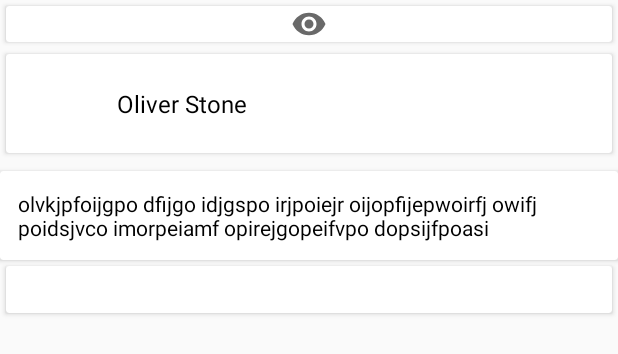
After one commit to jekos911/dddWatcher, an Android app: the layout shot_detail_fragment.xml on its own in the app's theme, with its tools: preview values and no code run, on a phone screen of 412 x 824 dp. The commit adds this screen. Shown: the top 354 px of the screen. Run offline under Robolectric (Android 15) with nearby library versions, the phone set to English and light mode, and no system bars.

Commit message:
detailed shot fragment

```diff
--- a/app/src/main/AndroidManifest.xml
+++ b/app/src/main/AndroidManifest.xml
@@ -18,7 +18,7 @@
                 <category android:name="android.intent.category.LAUNCHER" />
             </intent-filter>
         </activity>
-        <activity android:name=".ui.ShotActivity"/>
+        <activity android:name=".ui.activities.ShotActivity"/>
     </application>
 
 </manifest>
--- a/app/src/main/java/com/jekos/dddwatcher/api/interfaces/DribbbleShotsInterface.java
+++ b/app/src/main/java/com/jekos/dddwatcher/api/interfaces/DribbbleShotsInterface.java
@@ -6,6 +6,7 @@ import java.util.List;
 
 import retrofit2.Call;
 import retrofit2.http.GET;
+import retrofit2.http.Path;
 import retrofit2.http.Query;
 
 /**
@@ -15,4 +16,7 @@ import retrofit2.http.Query;
 public interface DribbbleShotsInterface {
     @GET("shots")
     Call<List<Shot>> getShots(@Query("access_token") String key, @Query("page") int page);
+
+    @GET("shots/{id}/")
+    Call<Shot> getShot (@Path("id") int id,@Query("access_token") String key);
 }
--- a/app/src/main/java/com/jekos/dddwatcher/generator/TextViewTagGenerator.java
+++ b/app/src/main/java/com/jekos/dddwatcher/generator/TextViewTagGenerator.java
@@ -1,6 +1,7 @@
 package com.jekos.dddwatcher.generator;
 
 import android.content.Context;
+import android.view.LayoutInflater;
 import android.widget.TextView;
 
 import com.jekos.dddwatcher.R;
@@ -11,9 +12,9 @@ import com.jekos.dddwatcher.R;
 
 public class TextViewTagGenerator {
 
-    public static TextView getTextViewTag(Context context, String text)
+    public static TextView getTextViewTag(LayoutInflater layoutInflater, Context context, String text)
     {
-        TextView textView = new TextView(context);
+        TextView textView = (TextView) layoutInflater.inflate(R.layout.textviewtag,null,false);
         textView.setBackgroundColor(context.getResources().getColor(R.color.colorAccent));
         textView.setText(text);
         return  textView;
--- a/app/src/main/java/com/jekos/dddwatcher/recyclerutil/ShotsViewHolder.java
+++ b/app/src/main/java/com/jekos/dddwatcher/recyclerutil/ShotsViewHolder.java
@@ -4,8 +4,6 @@ import android.support.v7.widget.RecyclerView;
 import android.util.Log;
 import android.view.View;
 import android.widget.ImageView;
-import android.widget.LinearLayout;
-import android.widget.ProgressBar;
 import android.widget.TextView;
 
 
--- a/app/src/main/java/com/jekos/dddwatcher/ui/ShotActivity.java
+++ b/app/src/main/java/com/jekos/dddwatcher/ui/activities/ShotActivity.java
@@ -1,4 +1,4 @@
-package com.jekos.dddwatcher.ui;
+package com.jekos.dddwatcher.ui.activities;
 
 import android.content.Context;
 import android.content.Intent;
@@ -29,4 +29,6 @@ public class ShotActivity extends AppCompatActivity {
         intent.putExtra(ARGUMENT_URL,url);
         return intent;
     }
+
+
 }
--- a/app/src/main/java/com/jekos/dddwatcher/ui/ShotsFragment.java
+++ b/app/src/main/java/com/jekos/dddwatcher/ui/fragments/ShotsFragment.java
@@ -1,4 +1,4 @@
-package com.jekos.dddwatcher.ui;
+package com.jekos.dddwatcher.ui.fragments;
 
 import android.os.Bundle;
 import android.support.annotation.Nullable;
@@ -10,14 +10,12 @@ import android.util.Log;
 import android.view.LayoutInflater;
 import android.view.View;
 import android.view.ViewGroup;
-import android.widget.LinearLayout;
 import android.widget.ProgressBar;
 
 import com.jekos.dddwatcher.BuildConfig;
 import com.jekos.dddwatcher.R;
 import com.jekos.dddwatcher.api.interfaces.DribbbleShotsInterface;
 import com.jekos.dddwatcher.api.servicegenerators.MyShotsServiceGenerator;
-import com.jekos.dddwatcher.generator.TextViewTagGenerator;
 import com.jekos.dddwatcher.models.Shot;
 
 import com.jekos.dddwatcher.recyclerutil.PaginationScrollListner;
@@ -60,6 +58,7 @@ public class ShotsFragment extends Fragment {
     public View onCreateView(LayoutInflater inflater, @Nullable ViewGroup container, @Nullable Bundle savedInstanceState) {
         View view = inflater.inflate(R.layout.shots_fragment,container,false);
         recycler = (RecyclerView) view.findViewById(R.id.recyclerShots);
+        setRetainInstance(true);
         progressBar = (ProgressBar) view.findViewById(R.id.main_progress);
         shotsAdapter = new ShotsAdapter((ShotClickListner) getActivity());
         linearLayoutManager = new LinearLayoutManager(getActivity(),LinearLayoutManager.VERTICAL,false);
--- /dev/null
+++ b/app/src/main/res/layout/shot_detail_fragment.xml
@@ -0,0 +1,109 @@
+<?xml version="1.0" encoding="utf-8"?>
+<LinearLayout xmlns:android="http://schemas.android.com/apk/res/android"
+    xmlns:app="http://schemas.android.com/apk/res-auto"
+    xmlns:tools="http://schemas.android.com/tools"
+    android:layout_width="match_parent"
+    android:layout_height="match_parent"
+    android:orientation="vertical">
+
+
+    <android.support.v7.widget.CardView
+        android:layout_width="match_parent"
+        android:layout_height="wrap_content"
+        android:layout_margin="4dp"
+        android:elevation="5dp"
+        app:cardCornerRadius="2dp">
+
+
+        <ImageView
+            android:id="@+id/image_detail_shot"
+            android:layout_width="wrap_content"
+            android:layout_height="wrap_content"
+            android:layout_gravity="center_horizontal"
+            tools:src="@drawable/ic_remove_red_eye_black_24dp" />
+
+    </android.support.v7.widget.CardView>
+
+
+    <android.support.v7.widget.CardView
+        android:layout_width="match_parent"
+        android:layout_height="wrap_content"
+        android:layout_margin="4dp"
+        android:layout_marginTop="6dp"
+        android:elevation="4dp"
+        app:cardCornerRadius="2dp">
+
+        <LinearLayout
+            android:layout_width="match_parent"
+            android:layout_height="wrap_content"
+            android:orientation="horizontal">
+
+            <ImageView
+                android:id="@+id/imageuser_detail_shot"
+                android:layout_width="50dp"
+                android:layout_height="50dp"
+                android:layout_gravity="center_vertical"
+                android:layout_margin="8dp" />
+
+            <TextView
+                android:id="@+id/username_shot_detail"
+                android:layout_width="wrap_content"
+                android:layout_height="wrap_content"
+                android:layout_gravity="center_vertical"
+                android:layout_marginLeft="8dp"
+                android:textColor="@color/colorText"
+                android:textSize="16sp"
+                tools:text="Oliver Stone" />
+        </LinearLayout>
+
+    </android.support.v7.widget.CardView>
+
+    <android.support.v7.widget.CardView
+        android:layout_width="match_parent"
+        android:layout_height="wrap_content"
+        android:layout_margin="4dp"
+        android:layout_marginTop="6dp"
+        app:cardCornerRadius="2dp">
+
+
+    </android.support.v7.widget.CardView>
+
+    <android.support.v7.widget.CardView
+        android:layout_width="match_parent"
+        android:layout_height="wrap_content">
+
+        <TextView
+            android:id="@+id/detail_shot_description"
+            android:layout_width="match_parent"
+            android:layout_height="wrap_content"
+            android:padding="12dp"
+            android:textColor="@color/colorText"
+            tools:text="olvkjpfoijgpo dfijgo idjgspo irjpoiejr oijopfijepwoirfj owifj poidsjvco imorpeiamf opirejgopeifvpo dopsijfpoasi " />
+
+    </android.support.v7.widget.CardView>
+
+    <android.support.v7.widget.CardView
+        android:layout_width="match_parent"
+        android:layout_height="wrap_content"
+        android:layout_margin="4dp">
+
+        <LinearLayout
+            android:layout_width="match_parent"
+            android:layout_height="wrap_content"
+            android:orientation="vertical">
+
+            <TextView
+                android:layout_width="wrap_content"
+                android:layout_height="wrap_content" />
+
+            <LinearLayout
+                android:id="@+id/linear_tags"
+                android:layout_width="match_parent"
+                android:layout_height="wrap_content"
+                android:layout_margin="6dp"
+                android:orientation="horizontal" />
+        </LinearLayout>
+
+    </android.support.v7.widget.CardView>
+
+</LinearLayout>
--- a/app/src/main/res/values/colors.xml
+++ b/app/src/main/res/values/colors.xml
@@ -6,4 +6,5 @@
     <color name="colorTextBackground">#55000000</color>
     <color name="colorBlack">#000000</color>
     <color name="colorWhite">#ffffff</color>
+    <color name="colorText">#000000</color>
 </resources>
```
Also changed, not shown: app/src/main/java/com/jekos/dddwatcher/models/Team.java (added, +43 -0 lines), app/src/main/java/com/jekos/dddwatcher/recyclerutil/ShotsAdapter.java (+2 -5 lines), app/src/main/java/com/jekos/dddwatcher/ui/MainActivity.java (+13 -3 lines), app/src/main/java/com/jekos/dddwatcher/ui/fragments/DetailedShotFragment.java (added, +111 -0 lines), app/src/main/res/layout/textviewtag.xml (added, +7 -0 lines).
